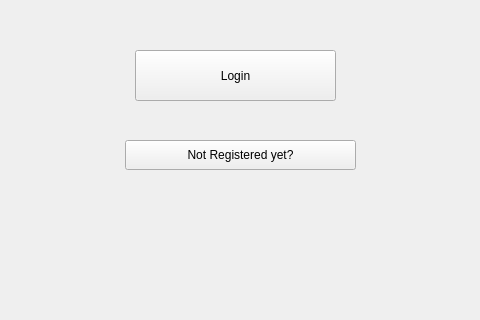
Old version of the form CareSphere/login1.ui in the repository MubtasimSajid/CareSphere; both pictures show x 193 to 673 and y 290 to 610 of the 818 by 717 pixel window.
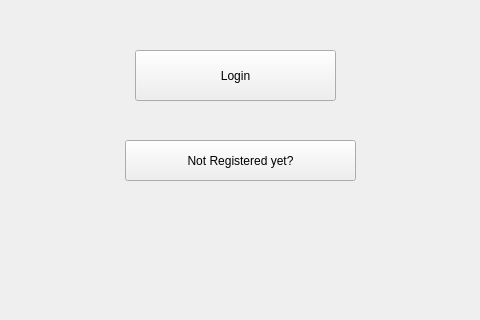
New version of the form.

```diff
--- a/CareSphere/login1.ui
+++ b/CareSphere/login1.ui
@@ -19,7 +19,7 @@
      <x>318</x>
      <y>430</y>
      <width>231</width>
-     <height>30</height>
+     <height>41</height>
     </rect>
    </property>
    <property name="text">
```
